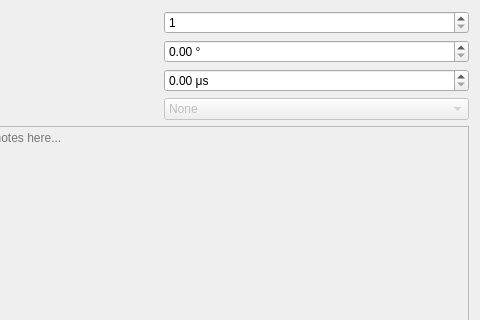
Above: SpidrMpx3Eq/qcstmct.ui from navrit/dexter before the change; both pictures show x 335 to 815 and y 0 to 320 of the 815 by 538 pixel window. Below: the same form after it.
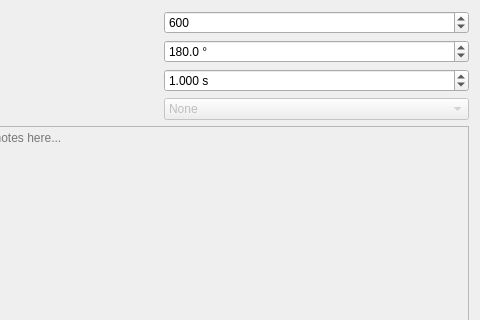
That is the form after the change. Custom widgets are drawn as their Qt base class.

Commit message: Iniital CT commit

The edit to the form file:
```diff
--- a/SpidrMpx3Eq/qcstmct.ui
+++ b/SpidrMpx3Eq/qcstmct.ui
@@ -88,7 +88,19 @@
          <item row="3" column="2">
           <widget class="QDoubleSpinBox" name="doubleSpinBox_2">
            <property name="suffix">
-            <string> μs</string>
+            <string> s</string>
+           </property>
+           <property name="decimals">
+            <number>3</number>
+           </property>
+           <property name="maximum">
+            <double>100.000000000000000</double>
+           </property>
+           <property name="singleStep">
+            <double>1.000000000000000</double>
+           </property>
+           <property name="value">
+            <double>1.000000000000000</double>
            </property>
           </widget>
          </item>
@@ -98,7 +110,10 @@
             <number>1</number>
            </property>
            <property name="maximum">
-            <number>1000</number>
+            <number>10000</number>
+           </property>
+           <property name="value">
+            <number>600</number>
            </property>
           </widget>
          </item>
@@ -107,9 +122,15 @@
            <property name="suffix">
             <string> °</string>
            </property>
+           <property name="decimals">
+            <number>1</number>
+           </property>
            <property name="maximum">
             <double>360.000000000000000</double>
            </property>
+           <property name="value">
+            <double>180.000000000000000</double>
+           </property>
           </widget>
          </item>
          <item row="8" column="1">
```
Left out of the diff: 4 changed lines with no effect on the pictures. The commit also changes 2 other files.
